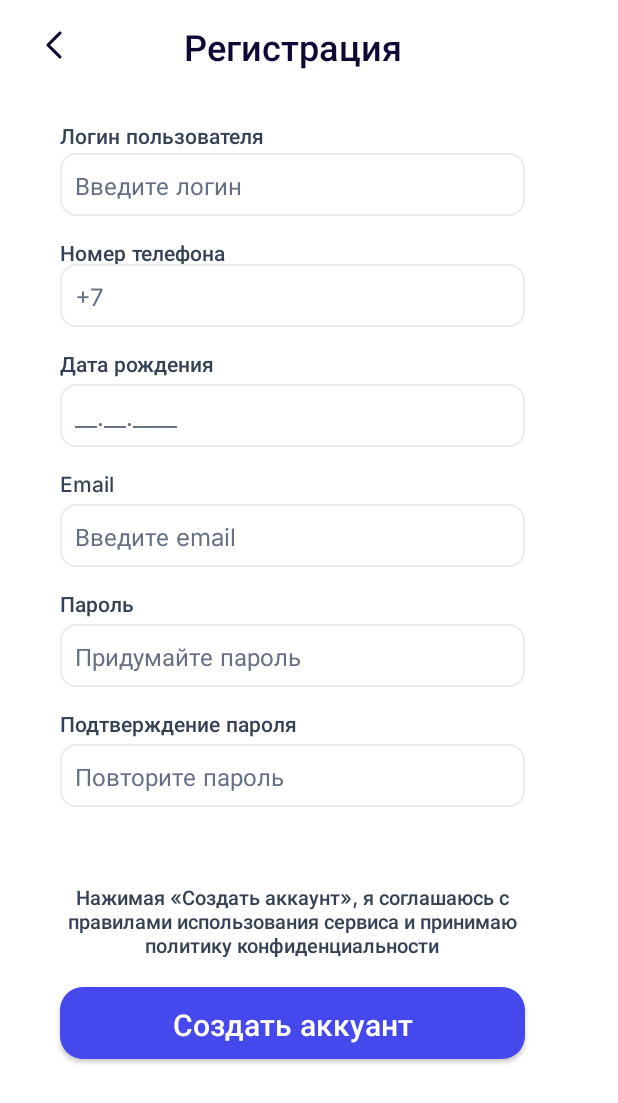
After one commit to Quatros777/TestDiplom, an Android app: the activity_create_acc screen opened directly, with no data from a screen before it, on a phone screen of 412 x 824 dp. The commit adds this screen. Shown: the top 1103 px of the screen. Run offline under Robolectric (Android 15) with nearby library versions, the phone set to English and light mode, and no system bars; Roboto replaces fonts that are not available here.

Commit message:
test commit2

```diff
--- a/app/src/main/AndroidManifest.xml
+++ b/app/src/main/AndroidManifest.xml
@@ -11,6 +11,9 @@
         android:supportsRtl="true"
         android:theme="@style/Theme.TestDiplom"
         tools:targetApi="31">
+        <activity
+            android:name=".activity_create_acc"
+            android:exported="false" />
         <activity
             android:name=".SingUpActivity"
             android:exported="false" />
--- a/app/src/main/java/com/example/testdiplom/MainActivity.java
+++ b/app/src/main/java/com/example/testdiplom/MainActivity.java
@@ -18,13 +18,24 @@ public class MainActivity extends AppCompatActivity {
         super.onCreate(savedInstanceState);
         setContentView(R.layout.activity_main);
         ButtonVoiti = (Button) findViewById(R.id.ButtonVoiti);
+        ButtonCreateAcc = (Button) findViewById(R.id.ButtonCreateAcc);
         ButtonVoiti.setOnClickListener(new View.OnClickListener() {
             @Override
             public void onClick(View view) {
                 openSingUpActivity();
             }
         });
+        ButtonCreateAcc.setOnClickListener(new View.OnClickListener() {
+            @Override
+            public void onClick(View view) {
+                openSingUpActivity2();
+            }
+        });
         }
+    public void openSingUpActivity2() {
+        Intent intent = new Intent(this, activity_create_acc.class);
+        startActivity(intent);
+    }
     public void openSingUpActivity() {
         Intent intent = new Intent(this, SingUpActivity.class);
         startActivity(intent);
--- a/app/src/main/java/com/example/testdiplom/SingUpActivity.java
+++ b/app/src/main/java/com/example/testdiplom/SingUpActivity.java
@@ -2,13 +2,29 @@ package com.example.testdiplom;
 
 import androidx.appcompat.app.AppCompatActivity;
 
+import android.content.Intent;
 import android.os.Bundle;
+import android.view.View;
+import android.widget.Button;
 
 public class SingUpActivity extends AppCompatActivity {
-
+    private Button ButtonBack;
     @Override
     protected void onCreate(Bundle savedInstanceState) {
         super.onCreate(savedInstanceState);
         setContentView(R.layout.activity_sing_up);
+        ButtonBack = (Button) findViewById(R.id.ButtonBack);
+        ButtonBack.setOnClickListener(new View.OnClickListener() {
+            @Override
+            public void onClick(View view) {
+                //Обрабатываем нажатие кнопки "Назад"
+                try {
+                    Intent intent = new Intent(SingUpActivity.this, MainActivity.class );
+                    startActivity(intent);
+                }catch (Exception e){
+
+            }
+        }
+    });
     }
 }
--- /dev/null
+++ b/app/src/main/java/com/example/testdiplom/activity_create_acc.java
@@ -0,0 +1,14 @@
+package com.example.testdiplom;
+
+import androidx.appcompat.app.AppCompatActivity;
+
+import android.os.Bundle;
+
+public class activity_create_acc extends AppCompatActivity {
+
+    @Override
+    protected void onCreate(Bundle savedInstanceState) {
+        super.onCreate(savedInstanceState);
+        setContentView(R.layout.activity_create_acc);
+    }
+}
--- /dev/null
+++ b/app/src/main/res/layout/activity_create_acc.xml
@@ -0,0 +1,233 @@
+<?xml version="1.0" encoding="utf-8"?>
+<RelativeLayout xmlns:android="http://schemas.android.com/apk/res/android"
+    xmlns:app="http://schemas.android.com/apk/res-auto"
+    xmlns:tools="http://schemas.android.com/tools"
+    android:layout_width="match_parent"
+    android:layout_height="match_parent"
+    tools:context=".activity_create_acc">
+
+    <androidx.appcompat.widget.AppCompatButton
+        android:id="@id/ButtonBack"
+        android:layout_width="40sp"
+        android:layout_height="40sp"
+        android:layout_marginLeft="16sp"
+        android:layout_marginTop="10sp"
+        android:background="@android:color/transparent"
+        />
+
+    <ImageView
+        android:layout_width="24sp"
+        android:layout_height="24sp"
+        android:layout_marginLeft="24sp"
+        android:layout_marginTop="18sp"
+        app:srcCompat="@drawable/buttonback" />
+
+    <TextView
+        android:layout_width="254sp"
+        android:layout_height="32dp"
+        android:text="Регистрация"
+        android:fontFamily="@font/inter_medium"
+        android:textSize="24sp"
+        android:layout_marginTop="14sp"
+        android:layout_marginLeft="68sp"
+        android:textColor="#0C0934"
+        android:gravity="center"
+        />
+
+<!--    //Обработка логина и его ввод - начало-->
+
+    <TextView
+        android:id="@id/title"
+        android:layout_width="310dp"
+        android:layout_height="17dp"
+        android:text="Логин пользователя"
+        android:fontFamily="@font/inter_medium"
+        android:textSize="14sp"
+        android:layout_marginTop="80sp"
+        android:layout_marginLeft="40sp"
+        android:layout_marginRight="40sp"
+        android:textColor="@color/Grey"
+        android:gravity="top"
+        />
+
+    <EditText
+        android:layout_width="310sp"
+        android:layout_height="wrap_content"
+        android:layout_marginLeft="40sp"
+        android:layout_marginTop="102sp"
+        android:background="@drawable/edittextstyle"
+        android:fontFamily="@font/inter"
+        android:hint="Введите логин"
+        android:padding="10sp"
+        android:textColorHint="#667085"
+        android:textSize="16sp" />
+<!--    //Обработка логина и его ввод конец-->
+
+    <!--    //Обработка телефона и его ввод - начало-->
+    <TextView
+        android:id="@+id/phonenumber"
+        android:layout_width="310dp"
+        android:layout_height="20dp"
+        android:fontFamily="@font/inter_medium"
+        android:textSize="14sp"
+        android:text="Номер телефона"
+        android:layout_marginTop="158sp"
+        android:layout_marginLeft="40sp"
+        android:layout_marginRight="40sp"
+        android:textColor="@color/Grey"
+        android:gravity="top"
+        />
+
+    <EditText
+        android:layout_width="310sp"
+        android:layout_height="wrap_content"
+        android:layout_marginLeft="40sp"
+        android:layout_marginTop="176sp"
+        android:background="@drawable/edittextstyle"
+        android:fontFamily="@font/inter"
+        android:hint="+7"
+        android:padding="10sp"
+        android:textColorHint="#667085"
+        android:textSize="16sp" />
+    <!--    //Обработка телефона и его ввод конец-->
+
+    <!--    //Обработка даты рождения и ее ввод - начало-->
+    <TextView
+        android:id="@+id/birthday"
+        android:layout_width="310dp"
+        android:layout_height="20dp"
+        android:fontFamily="@font/inter_medium"
+        android:textSize="14sp"
+        android:text="Дата рождения"
+        android:layout_marginTop="232sp"
+        android:layout_marginLeft="40sp"
+        android:layout_marginRight="40sp"
+        android:textColor="@color/Grey"
+        android:gravity="top"
+        />
+
+    <EditText
+        android:layout_width="310sp"
+        android:layout_height="wrap_content"
+        android:layout_marginLeft="40sp"
+        android:layout_marginTop="256sp"
+        android:background="@drawable/edittextstyle"
+        android:fontFamily="@font/inter"
+        android:hint="__.__.____"
+        android:padding="10sp"
+        android:textColorHint="#667085"
+        android:textSize="16sp" />
+    <!--    //Обработка даты рождения и ее ввод конец-->
+
+    <!--    //Обработка электронной почты  и ее ввод - начало-->
+    <TextView
+        android:id="@+id/email"
+        android:layout_width="310dp"
+        android:layout_height="20dp"
+        android:fontFamily="@font/inter_medium"
+        android:textSize="14sp"
+        android:text="Email"
+        android:layout_marginTop="312sp"
+        android:layout_marginLeft="40sp"
+        android:layout_marginRight="40sp"
+        android:textColor="@color/Grey"
+        android:gravity="top"
+        />
+
+    <EditText
+        android:layout_width="310sp"
+        android:layout_height="wrap_content"
+        android:layout_marginLeft="40sp"
+        android:layout_marginTop="336sp"
+        android:background="@drawable/edittextstyle"
+        android:fontFamily="@font/inter"
+        android:hint="Введите email"
+        android:padding="10sp"
+        android:textColorHint="#667085"
+        android:textSize="16sp" />
+    <!--    //Обработка электронной почты и ее ввод конец-->
+
+    <!--    //Обработка пароля  и ее ввод - начало-->
+    <TextView
+        android:id="@+id/pswrd"
+        android:layout_width="310dp"
+        android:layout_height="20dp"
+        android:fontFamily="@font/inter_medium"
+        android:textSize="14sp"
+        android:text="Пароль"
+        android:layout_marginTop="392sp"
+        android:layout_marginLeft="40sp"
+        android:layout_marginRight="40sp"
+        android:textColor="@color/Grey"
+        android:gravity="top"
+        />
+
+    <EditText
+        android:layout_width="310sp"
+        android:layout_height="wrap_content"
+        android:layout_marginLeft="40sp"
+        android:layout_marginTop="416sp"
+        android:background="@drawable/edittextstyle"
+        android:fontFamily="@font/inter"
+        android:hint="Придумайте пароль"
+        android:padding="10sp"
+        android:textColorHint="#667085"
+        android:textSize="16sp" />
+    <!--    //Обработка пароля и ее ввод конец-->
+
+    <!--    //Обработка подтверждения пароля  и ее ввод - начало-->
+    <TextView
+        android:id="@+id/confirmpswrd"
+        android:layout_width="310dp"
+        android:layout_height="20dp"
+        android:fontFamily="@font/inter_medium"
+        android:textSize="14sp"
+        android:text="Подтверждение пароля"
+        android:layout_marginTop="472sp"
+        android:layout_marginLeft="40sp"
+        android:layout_marginRight="40sp"
+        android:textColor="@color/Grey"
+        android:gravity="top"
+        />
+
+    <EditText
+        android:layout_width="310sp"
+        android:layout_height="wrap_content"
+        android:layout_marginLeft="40sp"
+        android:layout_marginTop="496sp"
+        android:background="@drawable/edittextstyle"
+        android:fontFamily="@font/inter"
+        android:hint="Повторите пароль"
+        android:padding="10sp"
+        android:textColorHint="#667085"
+        android:textSize="16sp" />
+    <!--    //Обработка подтверждения пароля и ее ввод конец-->
+
+    <TextView
+        android:layout_width="310dp"
+        android:layout_height="50dp"
+        android:fontFamily="@font/inter_medium"
+        android:textSize="13sp"
+        android:text="Нажимая «Создать аккаунт», я соглашаюсь с правилами использования сервиса и принимаю политику конфиденциальности"
+        android:layout_marginTop="588sp"
+        android:layout_marginLeft="40sp"
+        android:layout_marginRight="40sp"
+        android:textColor="@color/Grey"
+        android:gravity="center"
+        />
+
+    <androidx.appcompat.widget.AppCompatButton
+        android:id="@+id/ButtonVoitiFromAut"
+        android:layout_width="310dp"
+        android:layout_height="48dp"
+        android:layout_marginLeft="40sp"
+        android:layout_marginTop="658sp"
+        android:layout_marginRight="40sp"
+        android:background="@drawable/inset"
+        android:fontFamily="@font/inter_medium"
+        android:textColor="#ffffff"
+        android:textAllCaps="false"
+        android:textSize="20sp"
+        android:text="Создать аккуант"/>
+
+</RelativeLayout>
--- a/app/src/main/res/layout/activity_main.xml
+++ b/app/src/main/res/layout/activity_main.xml
@@ -38,7 +38,7 @@
         android:textColor="#ffffff"
         android:textAllCaps="false"
         android:textSize="20sp"
-        android:text="Создать аккуант"/>
+        android:text="Регистрация"/>
 
 
     <androidx.appcompat.widget.AppCompatButton
@@ -51,7 +51,7 @@
         android:fontFamily="@font/inter_medium"
         android:textAllCaps="false"
         android:gravity="center"
-        android:background="#FFFFFFFF"
+        android:background="@android:color/transparent"
         android:textColor="@color/Blue"
         android:textSize="20sp"
         android:orientation="horizontal"
--- a/app/src/main/res/layout/activity_sing_up.xml
+++ b/app/src/main/res/layout/activity_sing_up.xml
@@ -67,11 +67,7 @@
         android:layout_marginTop="596sp"
         android:layout_marginRight="40sp"
         android:background="@drawable/inset"
-        android:gravity="center"
-        android:paddingHorizontal="24dp"
-        android:paddingVertical="4dp"
         android:fontFamily="@font/inter_medium"
-        android:lineSpacingExtra="4sp"
         android:textColor="#ffffff"
         android:textAllCaps="false"
         android:textSize="20sp"
@@ -79,20 +75,34 @@
 
     <androidx.appcompat.widget.AppCompatButton
         android:id="@+id/ButtonRecover"
-        android:layout_width="146dp"
+        android:layout_width="110dp"
         android:layout_height="20dp"
-        android:layout_marginLeft="186sp"
+        android:layout_marginLeft="206sp"
         android:layout_marginTop="672sp"
-        android:background="#ffffffff"
+        android:background="@android:color/transparent"
         android:fontFamily="@font/inter_medium"
-        android:lineSpacingExtra="16sp"
-        android:paddingHorizontal="24dp"
+        android:paddingHorizontal="4dp"
         android:text="Восстановить"
         android:textAlignment="viewStart"
         android:textAllCaps="false"
         android:textColor="@color/Blue"
         android:textSize="14sp" />
 
+    <androidx.appcompat.widget.AppCompatButton
+        android:id="@+id/ButtonBack"
+        android:layout_width="40sp"
+        android:layout_height="40sp"
+        android:layout_marginLeft="16sp"
+        android:layout_marginTop="10sp"
+        android:background="@android:color/transparent"
+        />
+
+    <ImageView
+        android:layout_width="24sp"
+        android:layout_height="24sp"
+        android:layout_marginLeft="24sp"
+        android:layout_marginTop="18sp"
+        app:srcCompat="@drawable/buttonback" />
 
     <TextView
         android:layout_width="114sp"
@@ -101,11 +111,22 @@
         android:fontFamily="@font/inter_medium"
         android:textSize="14sp"
         android:layout_marginTop="672sp"
-        android:layout_marginLeft="68sp"
+        android:layout_marginLeft="88sp"
         android:textColor="#6C6B72"
         android:gravity="top"
         />
 
+    <TextView
+        android:layout_width="254sp"
+        android:layout_height="32dp"
+        android:text="Авторизация"
+        android:fontFamily="@font/inter_medium"
+        android:textSize="24sp"
+        android:layout_marginTop="14sp"
+        android:layout_marginLeft="68sp"
+        android:textColor="#0C0934"
+        android:gravity="center"
+        />
 
     <ImageView
         android:id="@+id/imageView2"
```
Also changed, not shown: app/src/main/res/drawable/buttonback.png (added).
